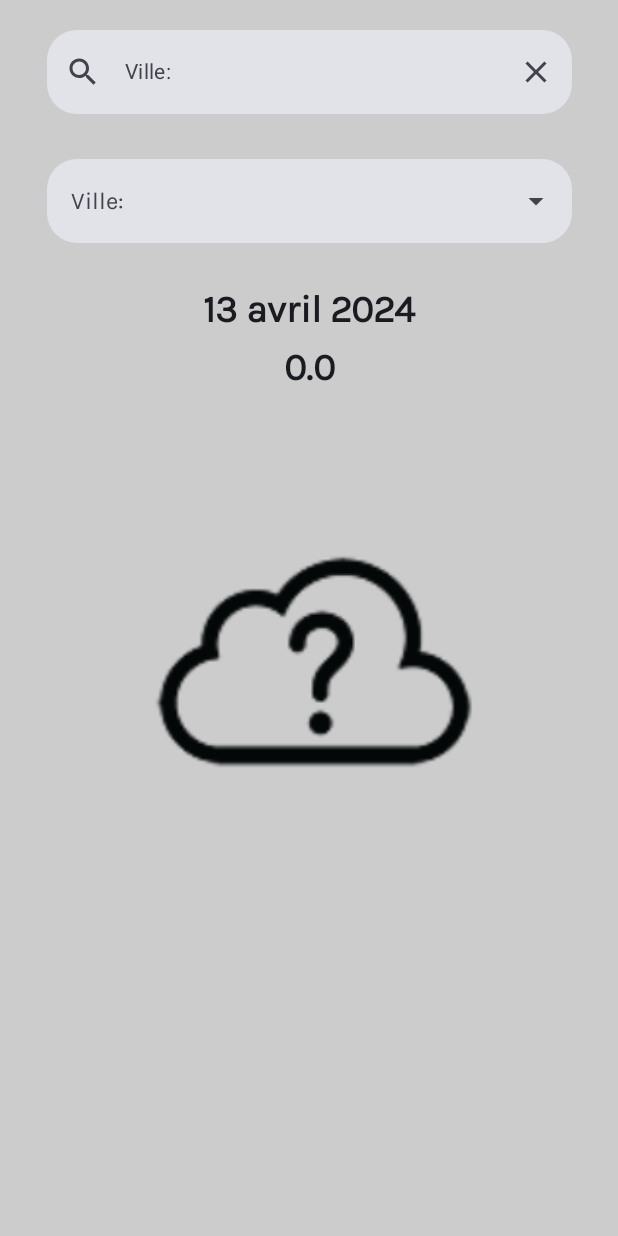
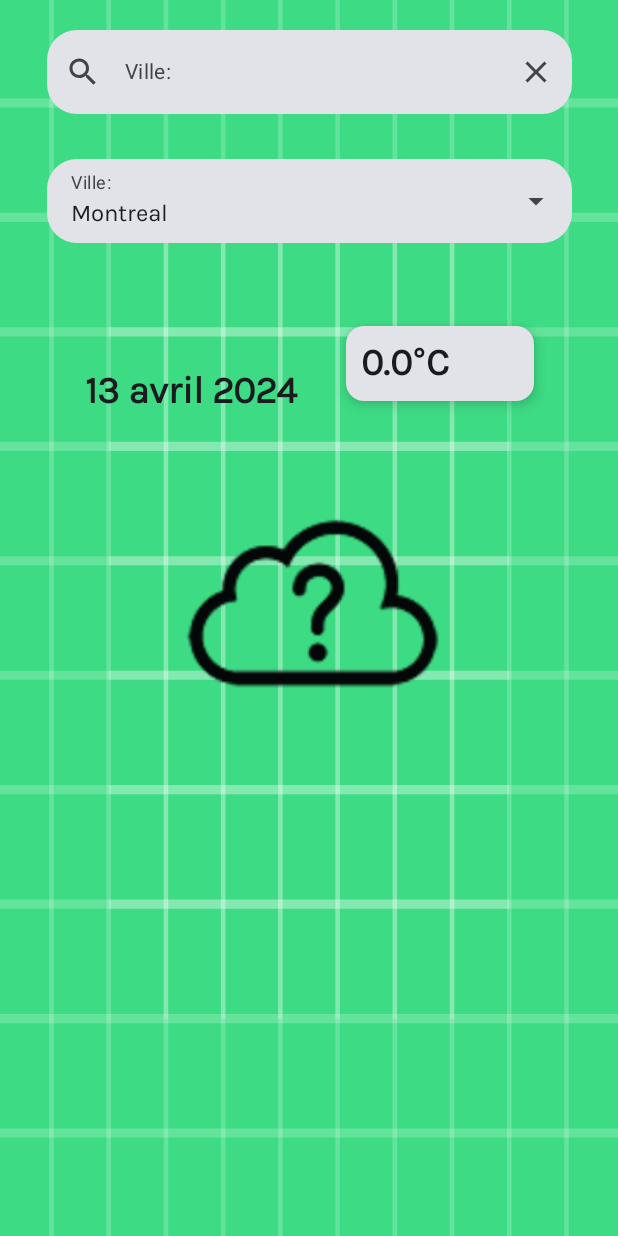
Before and after one commit to aloe-vero/Projet_01, an Android app built with Jetpack Compose: the screen it shows after launch (MainActivity), on a phone screen of 412 x 824 dp. Run offline under Robolectric (Android 15) with nearby library versions, the phone set to English and light mode, and no system bars; pictures from the network do not load.

Commit message:
Icons, background, design, OnloadCity

```diff
--- a/app/src/main/java/com/example/projet_01/ui/WeatherScreen.kt
+++ b/app/src/main/java/com/example/projet_01/ui/WeatherScreen.kt
@@ -6,17 +6,22 @@ import androidx.compose.foundation.Image
 import androidx.compose.foundation.background
 import androidx.compose.foundation.clickable
 import androidx.compose.foundation.layout.Arrangement
+import androidx.compose.foundation.layout.Box
 import androidx.compose.foundation.layout.Column
 import androidx.compose.foundation.layout.Row
 import androidx.compose.foundation.layout.Spacer
 import androidx.compose.foundation.layout.fillMaxSize
+import androidx.compose.foundation.layout.fillMaxWidth
 import androidx.compose.foundation.layout.height
+import androidx.compose.foundation.layout.padding
 import androidx.compose.foundation.layout.size
 import androidx.compose.foundation.layout.width
 import androidx.compose.foundation.shape.RoundedCornerShape
 import androidx.compose.material.icons.Icons
 import androidx.compose.material.icons.filled.Clear
 import androidx.compose.material.icons.filled.Search
+import androidx.compose.material3.Card
+import androidx.compose.material3.CardDefaults
 import androidx.compose.material3.DropdownMenuItem
 import androidx.compose.material3.ExperimentalMaterial3Api
 import androidx.compose.material3.ExposedDropdownMenuBox
@@ -30,8 +35,11 @@ import androidx.compose.runtime.Composable
 import androidx.compose.runtime.collectAsState
 import androidx.compose.ui.Alignment
 import androidx.compose.ui.Modifier
+import androidx.compose.ui.draw.paint
 import androidx.compose.ui.graphics.Color
+import androidx.compose.ui.layout.ContentScale
 import androidx.compose.ui.res.painterResource
+import androidx.compose.ui.text.style.TextAlign
 import androidx.compose.ui.unit.dp
 import androidx.lifecycle.viewmodel.compose.viewModel
 import coil.compose.AsyncImage
@@ -40,13 +48,14 @@ import java.text.SimpleDateFormat
 import java.util.Date
 import java.util.Locale
 
-@OptIn(ExperimentalMaterial3Api::class)
+
 @Composable
 fun WeatherScreen(weatherViewModel: WeatherViewModel = viewModel()){
     val weatherUiState = weatherViewModel.uiState.collectAsState()
+    OnloadCity()
+    ImageDeFond()
     Column(modifier = Modifier
-        .fillMaxSize()
-        .background(Color.LightGray),
+        .fillMaxSize(),
         verticalArrangement = Arrangement.Top,
         horizontalAlignment = Alignment.CenterHorizontally,){
         Spacer(Modifier.height(20.dp))
@@ -83,7 +92,8 @@ fun BarDeRecherche(weatherViewModel: WeatherViewModel = viewModel()){
                 modifier = Modifier.clickable {
                     Log.d(ContentValues.TAG, "button clicked")
                     Log.i("data: ",weatherViewModel.getCity())
-                    weatherViewModel.Weather( weatherViewModel.getCity())
+                    weatherViewModel.weather( weatherViewModel.getCity())
+
                 }
             )
         },
@@ -129,7 +139,7 @@ fun ListeDeroulante(weatherViewModel: WeatherViewModel = viewModel()){
             onDismissRequest = { weatherViewModel.updateExpanded(expanded = false)
             },
             //modifier couleur
-            Modifier.background(color = Color.White)
+            Modifier.background(color = Color.LightGray)
         ) {
             weatherViewModel.getCities().forEach { selectionOption ->
                 DropdownMenuItem(
@@ -137,7 +147,7 @@ fun ListeDeroulante(weatherViewModel: WeatherViewModel = viewModel()){
                     onClick = {
                         weatherViewModel.updateSelectedCity(selectionOption)
                         weatherViewModel.updateExpanded(expanded = false)
-                        weatherViewModel.Weather( weatherViewModel.getSelectedCity())
+                        weatherViewModel.weather( weatherViewModel.getSelectedCity())
                     }
                 )
             }
@@ -170,39 +180,86 @@ fun AffichageWeather(weatherViewModel: WeatherViewModel = viewModel()){
         "50n"-> R.drawable._50n
         else -> R.drawable.unknown
     }
-   Row {
-       Column(modifier = Modifier
-           .fillMaxSize(),
+   Row(modifier = Modifier
+       .width(350.dp)
+       .padding(25.dp)) {
+       Column(
            verticalArrangement = Arrangement.Top,
-           horizontalAlignment = Alignment.CenterHorizontally,) {
+           horizontalAlignment = Alignment.Start,) {
+           Text(
+               text = weatherUiState.value.name,
+               style = MaterialTheme.typography.displayMedium,
+           )
            Text(
                text = SimpleDateFormat("dd MMMM yyyy", Locale.FRENCH).format(Date()),
                style = MaterialTheme.typography.displayMedium,
            )
-           Spacer(Modifier.height(10.dp))
-           Text(
-               text = weatherUiState.value.main.temp.toString(),
-               style = MaterialTheme.typography.displayMedium,
-           )
-           Spacer(Modifier.height(5.dp))
-           Text(
-               text = weatherUiState.value.name,
-               style = MaterialTheme.typography.displayMedium,
-           )
-           Spacer(Modifier.height(20.dp))
-           Log.i("Icon: ", weatherUiState.value.weather[0].icon)
-          Image(painter = painterResource(icon), contentDescription ="meteo image",Modifier.size(250.dp) )
-           Spacer(Modifier.height(10.dp))
-           Text(
-               text = weatherUiState.value.weather[0].description,
-               style = MaterialTheme.typography.displaySmall,
 
+       }
+       Column(modifier = Modifier.weight(1f),verticalArrangement = Arrangement.Center,
+           horizontalAlignment = Alignment.End,) {
+           Card(modifier = Modifier
+               .size(width = 125.dp, height = 50.dp),elevation = CardDefaults.cardElevation(
+               defaultElevation = 6.dp
+           )) {
+               Text(
+                   modifier = Modifier
+                       .padding(10.dp)
+                       .fillMaxWidth(),
+                   text = weatherUiState.value.main.temp.toString() + "°C",
+                   style = MaterialTheme.typography.displayMedium,
+                   textAlign = TextAlign.Justify,
                )
+           }
+
        }
    }
+    Image(painter = painterResource(icon), contentDescription ="meteo image",Modifier.size(200.dp) )
+    Text(
+        text = weatherUiState.value.weather[0].description,
+        style = MaterialTheme.typography.displaySmall,
 
+        )
 }
+@Composable
+fun ImageDeFond(weatherViewModel: WeatherViewModel = viewModel()){
+    val weatherUiState = weatherViewModel.uiState.collectAsState()
+    val backgroundImage =when(weatherUiState.value.weather[0].icon){
+        "01d"-> R.drawable._jour
+        "01n" -> R.drawable._nuit
+        "02d"-> R.drawable._jour
+        "02n"-> R.drawable._jour
+        "03d"-> R.drawable._jour
+        "03n"-> R.drawable._nuit
+        "04d"-> R.drawable._pluie
+        "04n"-> R.drawable._nuit
+        "09d"-> R.drawable._pluie
+        "09n"-> R.drawable._nuit
+        "10d"-> R.drawable._orage
+        "10n"-> R.drawable._orage
+        "11d"-> R.drawable._orage
+        "11n"-> R.drawable._orage
+        "13d"-> R.drawable._neige
+        "13n"-> R.drawable._nuit
+        "50d"-> R.drawable._neige
+        "50n"-> R.drawable._nuit
+        else -> R.drawable.ic_launcher_background
+    }
+    Box(
+        modifier = with (Modifier){
+            fillMaxSize()
+                .paint(
+                    // Replace with your image id
+                    painterResource(backgroundImage),
+                    contentScale = ContentScale.FillBounds)
 
+        })
+}
+@Composable
+fun OnloadCity(weatherViewModel: WeatherViewModel = viewModel()){
+    weatherViewModel.onloadCity()
+    weatherViewModel.weather( weatherViewModel.getSelectedCity());
+}
 @Composable
 fun AffImage(weatherViewModel: WeatherViewModel = viewModel()) {
     val weatherUiState = weatherViewModel.uiState.collectAsState()
--- a/app/src/main/java/com/example/projet_01/ui/WeatherViewModel.kt
+++ b/app/src/main/java/com/example/projet_01/ui/WeatherViewModel.kt
@@ -3,7 +3,6 @@ package com.example.projet_01.ui
 import android.util.Log
 import androidx.compose.runtime.mutableStateOf
 import androidx.lifecycle.ViewModel
-import com.example.projet_01.R
 import com.example.projet_01.modele.Clouds
 import com.example.projet_01.modele.Coord
 import com.example.projet_01.modele.Main
@@ -71,10 +70,11 @@ class WeatherViewModel: ViewModel() {
         _city.value = ""
     }
 
-fun getWeatherIcon(){
+    fun onloadCity(){
+        updateSelectedCity("Montreal")
+    }
 
-}
-    fun Weather(city: String){
+    fun weather(city: String){
         val retrofit: Retrofit = Retrofit.Builder().baseUrl("https://api.openweathermap.org/")
             .addConverterFactory(GsonConverterFactory.create()).build()
         val service : WeatherService = retrofit.create(WeatherService::class.java)
@@ -86,7 +86,7 @@ fun getWeatherIcon(){
                 call: Call<WeatherData>,
                 reponse: Response<WeatherData>
             ){
-                var data = reponse.body() as WeatherData
+                val data = reponse.body() as WeatherData
                 _uiState.update {
                     currentState ->
                     currentState.copy(
```
Also changed, not shown: app/src/main/res/drawable-mdpi/_jour.png (added), app/src/main/res/drawable-mdpi/_neige.png (added), app/src/main/res/drawable-mdpi/_nuit.png (added), app/src/main/res/drawable-mdpi/_orage.png (added), app/src/main/res/drawable-mdpi/_pluie.png (added).
